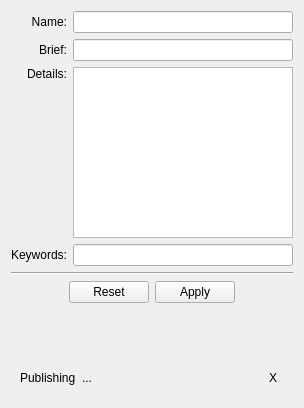
First picture: the form in frameworks/forge/plugins/publish/PublishForm.ui, repository dmzgroup/forge, before the edit.
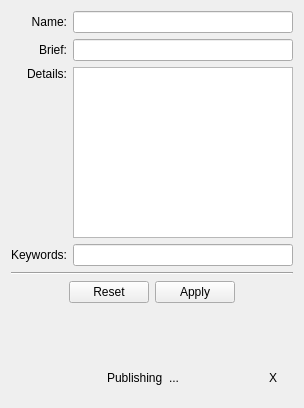
Second picture: the form after the edit.

Diff of the .ui file:
```diff
--- a/frameworks/forge/plugins/publish/PublishForm.ui
+++ b/frameworks/forge/plugins/publish/PublishForm.ui
@@ -120,6 +120,19 @@
       <enum>QFrame::Plain</enum>
      </property>
      <layout class="QHBoxLayout" name="horizontalLayout">
+      <item>
+       <spacer name="horizontalSpacer">
+        <property name="orientation">
+         <enum>Qt::Horizontal</enum>
+        </property>
+        <property name="sizeHint" stdset="0">
+         <size>
+          <width>40</width>
+          <height>20</height>
+         </size>
+        </property>
+       </spacer>
+      </item>
       <item>
        <widget class="QLabel" name="statusLabel">
         <property name="text">
```
